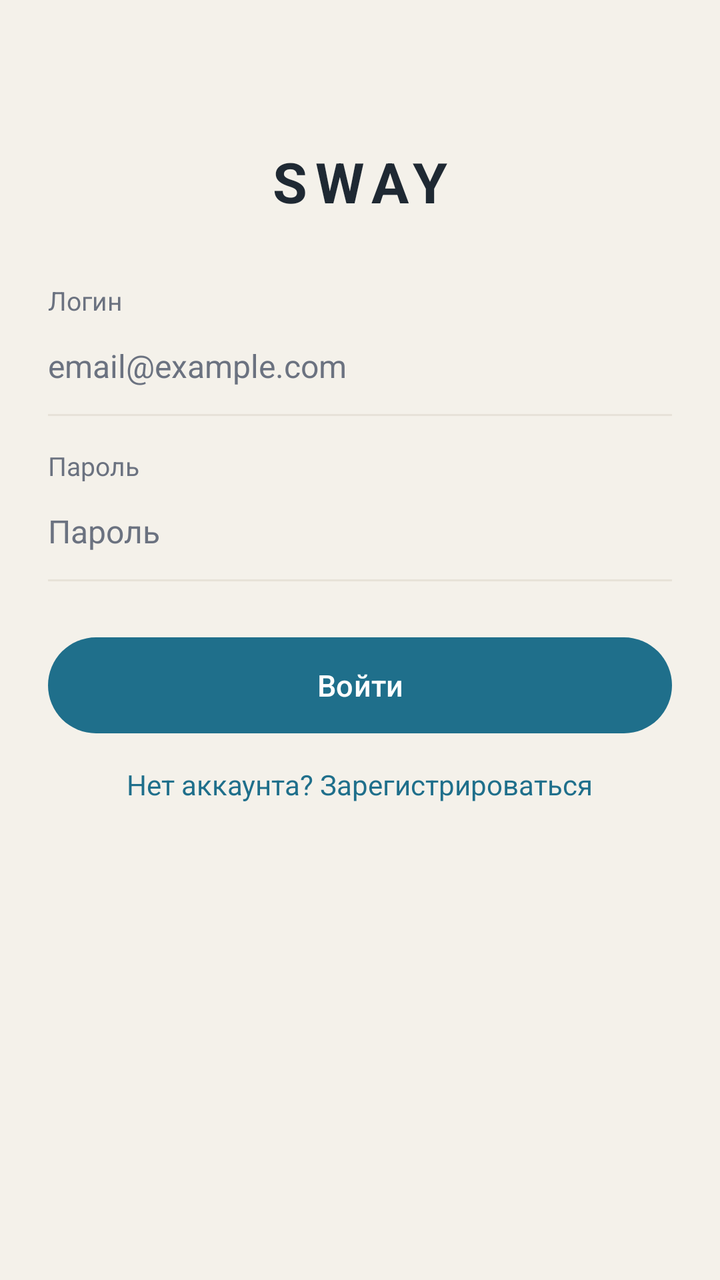
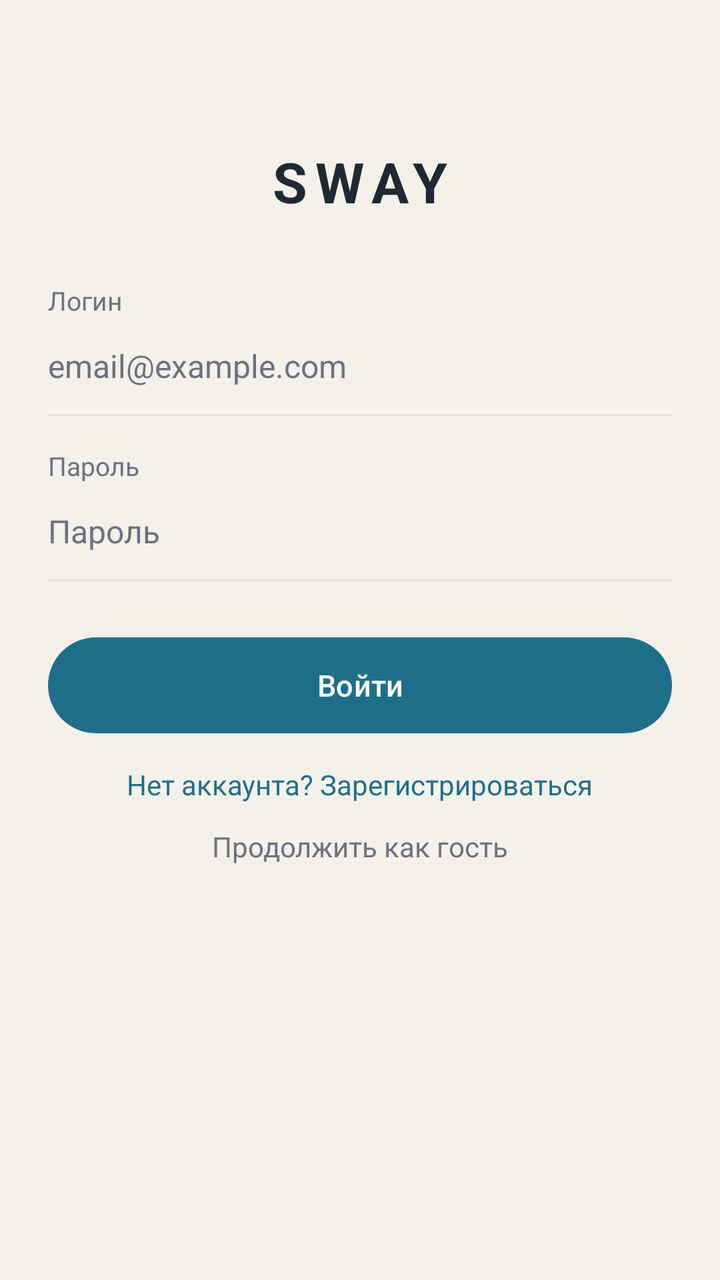

Compare the two renders of this Android layout. The source of the first and the diff that turns it into the second are given below.
<!-- AndroidManifest.xml: application theme Theme.SWAY -->
<!-- res/layout/activity_auth.xml -->
<?xml version="1.0" encoding="utf-8"?>
<LinearLayout xmlns:android="http://schemas.android.com/apk/res/android"
    xmlns:app="http://schemas.android.com/apk/res-auto"
    android:layout_width="match_parent"
    android:layout_height="match_parent"
    android:background="@color/sway_background"
    android:gravity="center_horizontal"
    android:orientation="vertical"
    android:paddingStart="24dp"
    android:paddingTop="72dp"
    android:paddingEnd="24dp">

    <TextView
        android:id="@+id/textWordmark"
        android:layout_width="wrap_content"
        android:layout_height="wrap_content"
        android:letterSpacing="0.14"
        android:text="@string/app_name"
        android:textColor="@color/sway_text"
        android:textSize="28sp"
        android:textStyle="bold" />

    <TextView
        android:layout_width="match_parent"
        android:layout_height="wrap_content"
        android:layout_marginTop="32dp"
        android:text="@string/login_label"
        android:textColor="@color/sway_muted"
        android:textSize="13sp" />

    <EditText
        android:id="@+id/editLogin"
        android:layout_width="match_parent"
        android:layout_height="48dp"
        android:background="@android:color/transparent"
        android:hint="@string/login_hint"
        android:importantForAutofill="no"
        android:inputType="textEmailAddress"
        android:textColor="@color/sway_text"
        android:textColorHint="@color/sway_muted"
        android:textSize="16sp" />

    <View
        android:layout_width="match_parent"
        android:layout_height="1dp"
        android:background="@color/sway_border" />

    <TextView
        android:layout_width="match_parent"
        android:layout_height="wrap_content"
        android:layout_marginTop="16dp"
        android:text="@string/password_label"
        android:textColor="@color/sway_muted"
        android:textSize="13sp" />

    <EditText
        android:id="@+id/editPassword"
        android:layout_width="match_parent"
        android:layout_height="48dp"
        android:background="@android:color/transparent"
        android:hint="@string/password_hint"
        android:importantForAutofill="no"
        android:inputType="textPassword"
        android:textColor="@color/sway_text"
        android:textColorHint="@color/sway_muted"
        android:textSize="16sp" />

    <View
        android:layout_width="match_parent"
        android:layout_height="1dp"
        android:background="@color/sway_border" />

    <LinearLayout
        android:id="@+id/confirmPasswordBlock"
        android:layout_width="match_parent"
        android:layout_height="wrap_content"
        android:orientation="vertical"
        android:visibility="gone">

        <TextView
            android:layout_width="match_parent"
            android:layout_height="wrap_content"
            android:layout_marginTop="16dp"
            android:text="@string/confirm_password_label"
            android:textColor="@color/sway_muted"
            android:textSize="13sp" />

        <EditText
            android:id="@+id/editConfirmPassword"
            android:layout_width="match_parent"
            android:layout_height="48dp"
            android:background="@android:color/transparent"
            android:hint="@string/confirm_password_hint"
            android:importantForAutofill="no"
            android:inputType="textPassword"
            android:textColor="@color/sway_text"
            android:textColorHint="@color/sway_muted"
            android:textSize="16sp" />

        <View
            android:layout_width="match_parent"
            android:layout_height="1dp"
            android:background="@color/sway_border" />
    </LinearLayout>

    <Button
        android:id="@+id/buttonSubmit"
        android:layout_width="match_parent"
        android:layout_height="48dp"
        android:layout_marginTop="28dp"
        android:background="@drawable/bg_primary_button"
        android:text="@string/sign_in"
        android:textAllCaps="false"
        android:textColor="@android:color/white"
        android:textSize="15sp"
        app:backgroundTint="@null" />

    <TextView
        android:id="@+id/textSwitchMode"
        android:layout_width="wrap_content"
        android:layout_height="wrap_content"
        android:layout_marginTop="16dp"
        android:text="@string/to_register"
        android:textColor="@color/sway_primary"
        android:textSize="14sp" />

    <TextView
        android:id="@+id/textAuthStatus"
        android:layout_width="match_parent"
        android:layout_height="wrap_content"
        android:layout_marginTop="16dp"
        android:textColor="@color/sway_error"
        android:textSize="13sp" />
</LinearLayout>
<!-- resources referenced by this layout -->
<resources>
  <color name="sway_background">#F4F1EA</color>
  <color name="sway_border">#E7E2D8</color>
  <color name="sway_error">#9B3D3D</color>
  <color name="sway_muted">#6B7280</color>
  <color name="sway_primary">#1F6F8B</color>
  <color name="sway_text">#1F2933</color>
  <!-- drawable bg_primary_button (drawable) -->
  <?xml version="1.0" encoding="utf-8"?>
  <selector xmlns:android="http://schemas.android.com/apk/res/android">
      <item android:state_pressed="true">
          <shape android:shape="rectangle">
              <solid android:color="@color/sway_primary_dark" />
              <corners android:radius="28dp" />
          </shape>
      </item>
      <item>
          <shape android:shape="rectangle">
              <solid android:color="@color/sway_primary" />
              <corners android:radius="28dp" />
          </shape>
      </item>
  </selector>
  <string name="app_name">SWAY</string>
  <string name="confirm_password_hint">Повторите пароль</string>
  <string name="confirm_password_label">Подтверждение пароля</string>
  <string name="login_hint">email@example.com</string>
  <string name="login_label">Логин</string>
  <string name="password_hint">Пароль</string>
  <string name="password_label">Пароль</string>
  <string name="sign_in">Войти</string>
  <string name="to_register">Нет аккаунта? Зарегистрироваться</string>
  <style name="Theme.SWAY" parent="Theme.Material3.Light.NoActionBar">
          <item name="colorPrimary">@color/sway_primary</item>
          <item name="android:statusBarColor">@color/sway_primary_dark</item>
          <item name="android:windowBackground">@color/sway_background</item>
      </style>
  <color name="sway_primary_dark">#145A73</color>
</resources>

<!-- the commit's change to res/layout/activity_auth.xml (unified diff, before → after) -->
@@ -1,96 +1,153 @@
 <?xml version="1.0" encoding="utf-8"?>
-<LinearLayout xmlns:android="http://schemas.android.com/apk/res/android"
+<ScrollView xmlns:android="http://schemas.android.com/apk/res/android"
     xmlns:app="http://schemas.android.com/apk/res-auto"
     android:layout_width="match_parent"
     android:layout_height="match_parent"
     android:background="@color/sway_background"
-    android:gravity="center_horizontal"
-    android:orientation="vertical"
-    android:paddingStart="24dp"
-    android:paddingTop="72dp"
-    android:paddingEnd="24dp">
-
-    <TextView
-        android:id="@+id/textWordmark"
-        android:layout_width="wrap_content"
-        android:layout_height="wrap_content"
-        android:letterSpacing="0.14"
-        android:text="@string/app_name"
-        android:textColor="@color/sway_text"
-        android:textSize="28sp"
-        android:textStyle="bold" />
-
-    <TextView
+    android:fillViewport="true">
+
+    <LinearLayout
         android:layout_width="match_parent"
         android:layout_height="wrap_content"
-        android:layout_marginTop="32dp"
-        android:text="@string/login_label"
-        android:textColor="@color/sway_muted"
-        android:textSize="13sp" />
-
-    <EditText
-        android:id="@+id/editLogin"
-        android:layout_width="match_parent"
-        android:layout_height="48dp"
-        android:background="@android:color/transparent"
-        android:hint="@string/login_hint"
-        android:importantForAutofill="no"
-        android:inputType="textEmailAddress"
-        android:textColor="@color/sway_text"
-        android:textColorHint="@color/sway_muted"
-        android:textSize="16sp" />
-
-    <View
-        android:layout_width="match_parent"
-        android:layout_height="1dp"
-        android:background="@color/sway_border" />
-
-    <TextView
-        android:layout_width="match_parent"
-        android:layout_height="wrap_content"
-        android:layout_marginTop="16dp"
-        android:text="@string/password_label"
-        android:textColor="@color/sway_muted"
-        android:textSize="13sp" />
-
-    <EditText
-        android:id="@+id/editPassword"
-        android:layout_width="match_parent"
-        android:layout_height="48dp"
-        android:background="@android:color/transparent"
-        android:hint="@string/password_hint"
-        android:importantForAutofill="no"
-        android:inputType="textPassword"
-        android:textColor="@color/sway_text"
-        android:textColorHint="@color/sway_muted"
-        android:textSize="16sp" />
-
-    <View
-        android:layout_width="match_parent"
-        android:layout_height="1dp"
-        android:background="@color/sway_border" />
-
-    <LinearLayout
-        android:id="@+id/confirmPasswordBlock"
-        android:layout_width="match_parent"
-        android:layout_height="wrap_content"
+        android:gravity="center_horizontal"
         android:orientation="vertical"
-        android:visibility="gone">
-
-        <TextView
-            android:layout_width="match_parent"
-            android:layout_height="wrap_content"
-            android:layout_marginTop="16dp"
-            android:text="@string/confirm_password_label"
+        android:paddingStart="24dp"
+        android:paddingTop="72dp"
+        android:paddingEnd="24dp"
+        android:paddingBottom="24dp">
+
+        <TextView
+            android:id="@+id/textWordmark"
+            android:layout_width="wrap_content"
+            android:layout_height="wrap_content"
+            android:letterSpacing="0.14"
+            android:text="@string/app_name"
+            android:textColor="@color/sway_text"
+            android:textSize="28sp"
+            android:textStyle="bold" />
+
+        <LinearLayout
+            android:id="@+id/profileBlock"
+            android:layout_width="match_parent"
+            android:layout_height="wrap_content"
+            android:orientation="vertical"
+            android:visibility="gone">
+
+            <TextView
+                android:layout_width="match_parent"
+                android:layout_height="wrap_content"
+                android:layout_marginTop="32dp"
+                android:text="@string/first_name_label"
+                android:textColor="@color/sway_muted"
+                android:textSize="13sp" />
+
+            <EditText
+                android:id="@+id/editFirstName"
+                android:layout_width="match_parent"
+                android:layout_height="48dp"
+                android:background="@android:color/transparent"
+                android:hint="@string/first_name_hint"
+                android:importantForAutofill="no"
+                android:inputType="textPersonName|textCapWords"
+                android:textColor="@color/sway_text"
+                android:textColorHint="@color/sway_muted"
+                android:textSize="16sp" />
+
+            <View
+                android:layout_width="match_parent"
+                android:layout_height="1dp"
+                android:background="@color/sway_border" />
+
+            <TextView
+                android:layout_width="match_parent"
+                android:layout_height="wrap_content"
+                android:layout_marginTop="16dp"
+                android:text="@string/last_name_label"
+                android:textColor="@color/sway_muted"
+                android:textSize="13sp" />
+
+            <EditText
+                android:id="@+id/editLastName"
+                android:layout_width="match_parent"
+                android:layout_height="48dp"
+                android:background="@android:color/transparent"
+                android:hint="@string/last_name_hint"
+                android:importantForAutofill="no"
+                android:inputType="textPersonName|textCapWords"
+                android:textColor="@color/sway_text"
+                android:textColorHint="@color/sway_muted"
+                android:textSize="16sp" />
+
+            <View
+                android:layout_width="match_parent"
+                android:layout_height="1dp"
+                android:background="@color/sway_border" />
+
+            <TextView
+                android:layout_width="match_parent"
+                android:layout_height="wrap_content"
+                android:layout_marginTop="16dp"
+                android:text="@string/nickname_label"
+                android:textColor="@color/sway_muted"
+                android:textSize="13sp" />
+
+            <EditText
+                android:id="@+id/editNickname"
+                android:layout_width="match_parent"
+                android:layout_height="48dp"
+                android:background="@android:color/transparent"
+                android:hint="@string/nickname_hint"
+                android:importantForAutofill="no"
+                android:inputType="text"
+                android:textColor="@color/sway_text"
+                android:textColorHint="@color/sway_muted"
+                android:textSize="16sp" />
+
+            <View
+                android:layout_width="match_parent"
+                android:layout_height="1dp"
+                android:background="@color/sway_border" />
+        </LinearLayout>
+
+        <TextView
+            android:layout_width="match_parent"
+            android:layout_height="wrap_content"
+            android:layout_marginTop="32dp"
+            android:text="@string/login_label"
             android:textColor="@color/sway_muted"
             android:textSize="13sp" />
 
         <EditText
-            android:id="@+id/editConfirmPassword"
+            android:id="@+id/editLogin"
             android:layout_width="match_parent"
             android:layout_height="48dp"
             android:background="@android:color/transparent"
-            android:hint="@string/confirm_password_hint"
+            android:hint="@string/login_hint"
+            android:importantForAutofill="no"
+            android:inputType="textEmailAddress"
+            android:textColor="@color/sway_text"
+            android:textColorHint="@color/sway_muted"
+            android:textSize="16sp" />
+
+        <View
+            android:layout_width="match_parent"
+            android:layout_height="1dp"
+            android:background="@color/sway_border" />
+
+        <TextView
+            android:layout_width="match_parent"
+            android:layout_height="wrap_content"
+            android:layout_marginTop="16dp"
+            android:text="@string/password_label"
+            android:textColor="@color/sway_muted"
+            android:textSize="13sp" />
+
+        <EditText
+            android:id="@+id/editPassword"
+            android:layout_width="match_parent"
+            android:layout_height="48dp"
+            android:background="@android:color/transparent"
+            android:hint="@string/password_hint"
             android:importantForAutofill="no"
             android:inputType="textPassword"
             android:textColor="@color/sway_text"
@@ -101,34 +158,76 @@
             android:layout_width="match_parent"
             android:layout_height="1dp"
             android:background="@color/sway_border" />
+
+        <LinearLayout
+            android:id="@+id/confirmPasswordBlock"
+            android:layout_width="match_parent"
+            android:layout_height="wrap_content"
+            android:orientation="vertical"
+            android:visibility="gone">
+
+            <TextView
+                android:layout_width="match_parent"
+                android:layout_height="wrap_content"
+                android:layout_marginTop="16dp"
+                android:text="@string/confirm_password_label"
+                android:textColor="@color/sway_muted"
+                android:textSize="13sp" />
+
+            <EditText
+                android:id="@+id/editConfirmPassword"
+                android:layout_width="match_parent"
+                android:layout_height="48dp"
+                android:background="@android:color/transparent"
+                android:hint="@string/confirm_password_hint"
+                android:importantForAutofill="no"
+                android:inputType="textPassword"
+                android:textColor="@color/sway_text"
+                android:textColorHint="@color/sway_muted"
+                android:textSize="16sp" />
+
+            <View
+                android:layout_width="match_parent"
+                android:layout_height="1dp"
+                android:background="@color/sway_border" />
+        </LinearLayout>
+
+        <Button
+            android:id="@+id/buttonSubmit"
+            android:layout_width="match_parent"
+            android:layout_height="48dp"
+            android:layout_marginTop="28dp"
+            android:background="@drawable/bg_primary_button"
+            android:text="@string/sign_in"
+            android:textAllCaps="false"
+            android:textColor="@android:color/white"
+            android:textSize="15sp"
+            app:backgroundTint="@null" />
+
+        <TextView
+            android:id="@+id/textSwitchMode"
+            android:layout_width="wrap_content"
+            android:layout_height="wrap_content"
+            android:layout_marginTop="16dp"
+            android:text="@string/to_register"
+            android:textColor="@color/sway_primary"
+            android:textSize="14sp" />
+
+        <TextView
+            android:id="@+id/buttonGuest"
+            android:layout_width="wrap_content"
+            android:layout_height="wrap_content"
+            android:layout_marginTop="12dp"
+            android:text="@string/continue_as_guest"
+            android:textColor="@color/sway_muted"
+            android:textSize="14sp" />
+
+        <TextView
+            android:id="@+id/textAuthStatus"
+            android:layout_width="match_parent"
+            android:layout_height="wrap_content"
+            android:layout_marginTop="16dp"
+            android:textColor="@color/sway_error"
+            android:textSize="13sp" />
     </LinearLayout>
-
-    <Button
-        android:id="@+id/buttonSubmit"
-        android:layout_width="match_parent"
-        android:layout_height="48dp"
-        android:layout_marginTop="28dp"
-        android:background="@drawable/bg_primary_button"
-        android:text="@string/sign_in"
-        android:textAllCaps="false"
-        android:textColor="@android:color/white"
-        android:textSize="15sp"
-        app:backgroundTint="@null" />
-
-    <TextView
-        android:id="@+id/textSwitchMode"
-        android:layout_width="wrap_content"
-        android:layout_height="wrap_content"
-        android:layout_marginTop="16dp"
-        android:text="@string/to_register"
-        android:textColor="@color/sway_primary"
-        android:textSize="14sp" />
-
-    <TextView
-        android:id="@+id/textAuthStatus"
-        android:layout_width="match_parent"
-        android:layout_height="wrap_content"
-        android:layout_marginTop="16dp"
-        android:textColor="@color/sway_error"
-        android:textSize="13sp" />
-</LinearLayout>
+</ScrollView>
<!-- resource entries referenced after the edit -->
@@ -25,8 +25,15 @@
   <string name="app_name">SWAY</string>
   <string name="confirm_password_hint">Повторите пароль</string>
   <string name="confirm_password_label">Подтверждение пароля</string>
+  <string name="continue_as_guest">Продолжить как гость</string>
+  <string name="first_name_hint">Имя</string>
+  <string name="first_name_label">Имя</string>
+  <string name="last_name_hint">Фамилия</string>
+  <string name="last_name_label">Фамилия</string>
   <string name="login_hint">email@example.com</string>
   <string name="login_label">Логин</string>
+  <string name="nickname_hint">Ник</string>
+  <string name="nickname_label">Ник</string>
   <string name="password_hint">Пароль</string>
   <string name="password_label">Пароль</string>
   <string name="sign_in">Войти</string>
